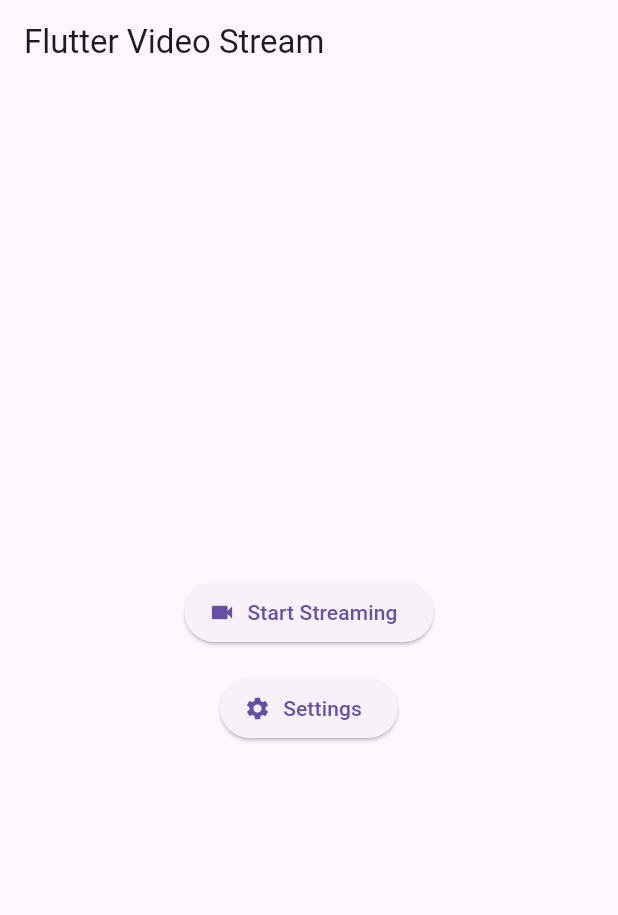
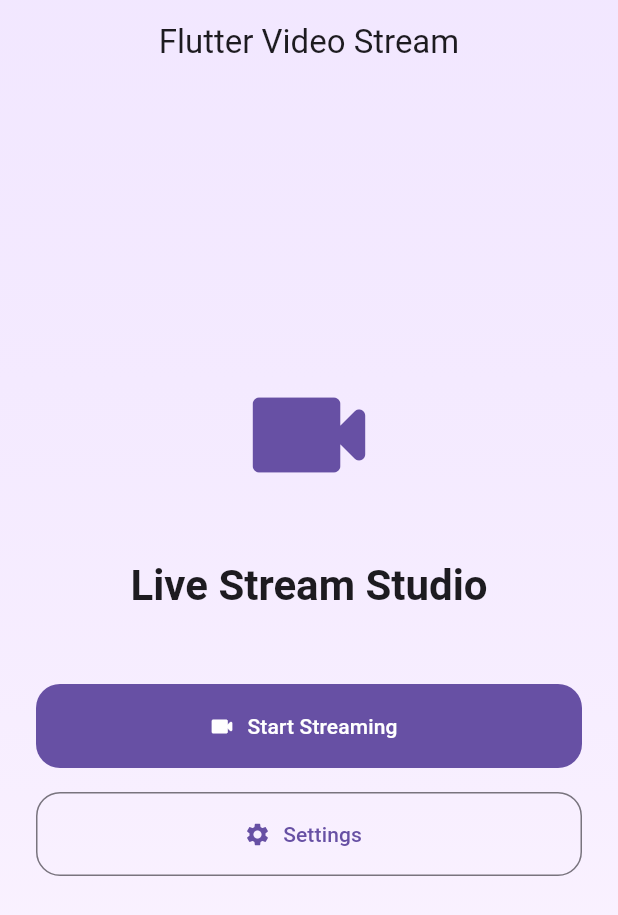
Before and after one commit to Screenbottle/flutter_video_stream, a Flutter app: the screen it shows after launch, on a phone screen of 412 x 824 dp. Shown: the top 915 px of the screen. Run offline on Flutter 3.47's test engine with Material 3 defaults, Android fonts, the phone set to English and light mode, and no system bars; our stand-ins replace permission_handler, shared_preferences; missing offline and left inert: apivideo_live_stream.

Commit message:
improved homepage design

```diff
--- a/lib/main.dart
+++ b/lib/main.dart
@@ -28,24 +28,73 @@ class HomePage extends StatelessWidget {
   final String title;
   @override
   Widget build(BuildContext context) {
+    final colorScheme = Theme.of(context).colorScheme;
+    final textTheme = Theme.of(context).textTheme;
+    final topGradient = colorScheme.primaryContainer.withAlpha((0.6 * 255).round());
+
     return Scaffold(
-      appBar: AppBar(title: Text(title)),
-      body: Center(
+      extendBodyBehindAppBar: true,
+      appBar: AppBar(
+        title: Text(title),
+        centerTitle: true,
+        backgroundColor: Colors.transparent,
+        elevation: 0,
+      ),
+      body: Container(
+        decoration: BoxDecoration(
+          gradient: LinearGradient(
+            colors: [
+              topGradient,
+              colorScheme.surface,
+            ],
+            begin: Alignment.topCenter,
+            end: Alignment.bottomCenter,
+          ),
+        ),
+        child: Center(
+          child: Padding(
+            padding: const EdgeInsets.symmetric(horizontal: 24.0, vertical: 40),
             child: Column(
               mainAxisAlignment: MainAxisAlignment.center,
               children: [
-            ElevatedButton.icon(
+                Icon(
+                  Icons.videocam_rounded,
+                  size: 100,
+                  color: colorScheme.primary,
+                ),
+                const SizedBox(height: 32),
+                Text(
+                  'Live Stream Studio',
+                  style: textTheme.headlineMedium?.copyWith(
+                    fontWeight: FontWeight.bold,
+                    color: colorScheme.onSurface,
+                  ),
+                ),
+                const SizedBox(height: 48),
+                FilledButton.icon(
+                  style: FilledButton.styleFrom(
+                    minimumSize: const Size.fromHeight(56),
+                    shape: RoundedRectangleBorder(
+                      borderRadius: BorderRadius.circular(16),
+                    ),
+                  ),
                   onPressed: () {
                     Navigator.push(
                       context,
                       MaterialPageRoute(builder: (_) => const StreamPage()),
                     );
                   },
-              icon: const Icon(Icons.videocam),
+                  icon: const Icon(Icons.videocam_rounded),
                   label: const Text('Start Streaming'),
                 ),
                 const SizedBox(height: 16),
-            ElevatedButton.icon(
+                OutlinedButton.icon(
+                  style: OutlinedButton.styleFrom(
+                    minimumSize: const Size.fromHeight(56),
+                    shape: RoundedRectangleBorder(
+                      borderRadius: BorderRadius.circular(16),
+                    ),
+                  ),
                   onPressed: () {
                     Navigator.push(
                       context,
@@ -58,6 +107,8 @@ class HomePage extends StatelessWidget {
               ],
             ),
           ),
+        ),
+      ),
     );
   }
 }
--- a/lib/stream_page.dart
+++ b/lib/stream_page.dart
@@ -13,7 +13,12 @@ class StreamPage extends StatefulWidget {
 class _StreamPageState extends State<StreamPage> {
   final _controller = ApiVideoLiveStreamController(
     initialAudioConfig: AudioConfig(),
-    initialVideoConfig: VideoConfig.withDefaultBitrate(),
+    initialVideoConfig: VideoConfig(
+      bitrate: 2000 * 1000, // 2 Mbps
+      resolution: Resolution.RESOLUTION_720,
+      fps: 30,
+
+    ),
   );
   bool _isStreaming = false;
   bool _isReady = false;
```
Lines whose indentation alone changed are shown as unchanged.
